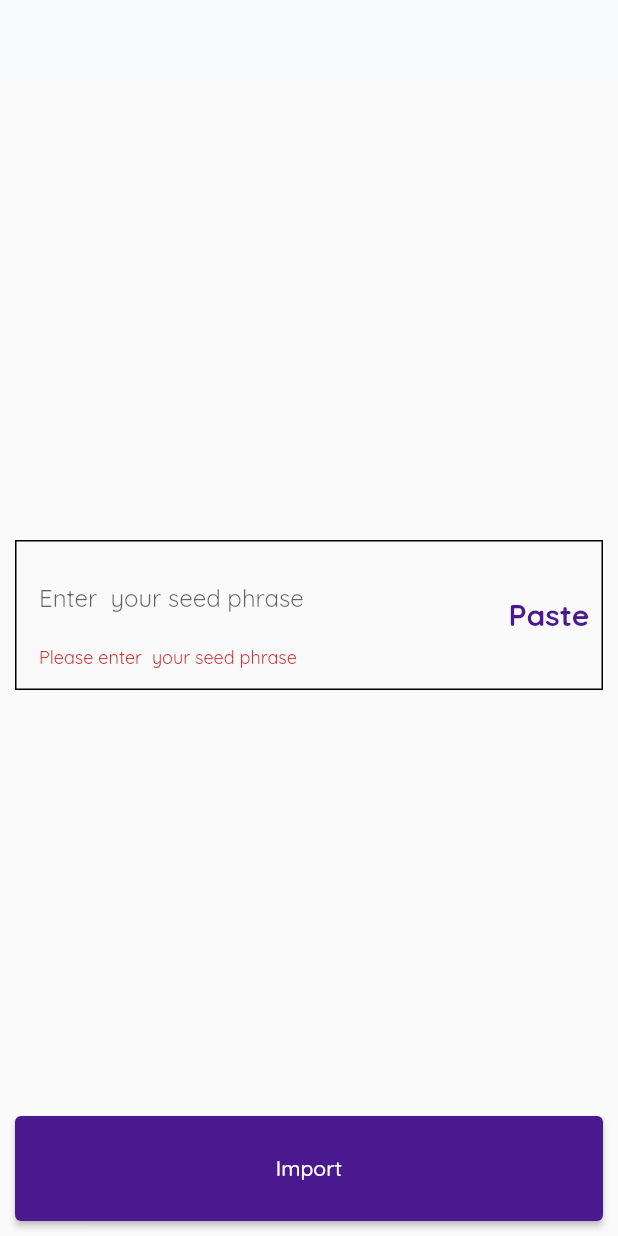
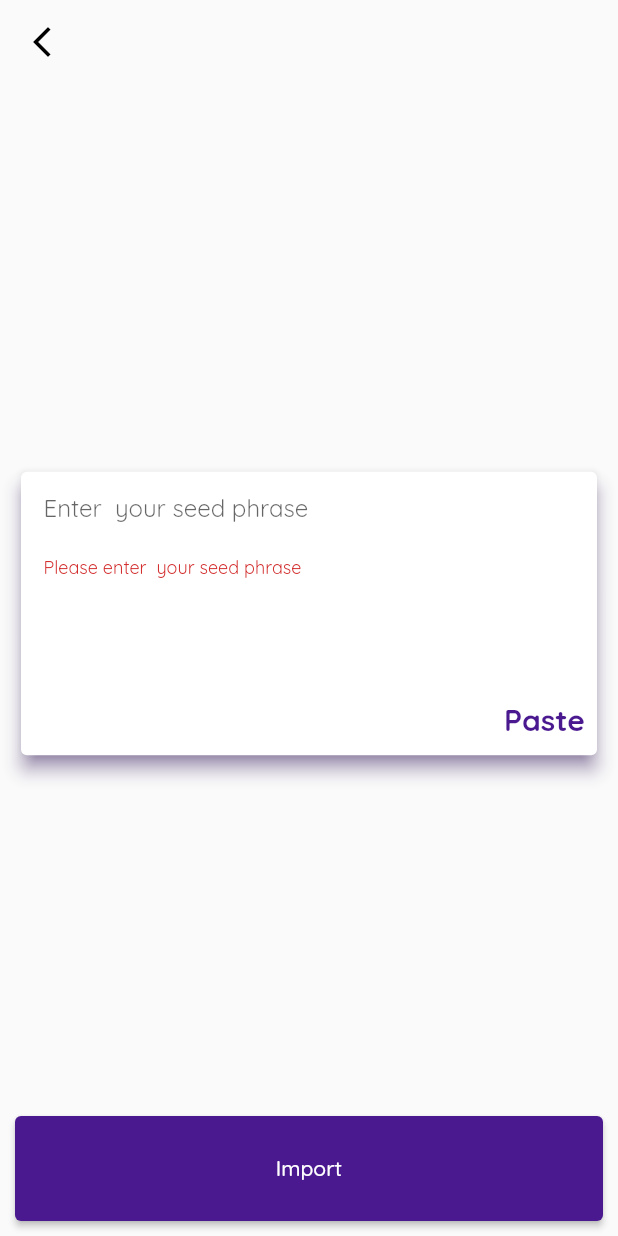
Before and after one commit to jhaym3s/wallet, a Flutter app: the ImportWalletWithX screen opened directly, after a tap on "Import", on a phone screen of 412 x 824 dp. Run offline on Flutter 3.47's test engine with Material 2 defaults, Android fonts, the light colour scheme and no system bars; our stand-ins replace bloc, convert, equatable, flutter_bloc, flutter_spinkit, gap and 5 more; missing offline and left inert: bip39, ed25519_hd_key, qr_code_scanner, web3dart; accounts and stored records are empty.

Commit message:
done with the import screens

```diff
--- a/lib/presentation/screens/authentication_screens/import_wallet.dart
+++ b/lib/presentation/screens/authentication_screens/import_wallet.dart
@@ -1,5 +1,6 @@
 import 'package:flutter/material.dart';
 import 'package:gap/gap.dart';
+import 'package:hodl/presentation/screens/authentication_screens/authentication_screens.dart';
 
 import '../../../components/intro_elevated_button.dart';
 import '../../../configs/constants.dart';
@@ -43,9 +44,9 @@ class _ImportWalletState extends State<ImportWallet> {
           const Gap(30),
           CustomElevatedButton(
             onPressed: () {
-              // Navigator.of(context).pushNamed(ImportWallet.routeName);
+              Navigator.of(context).pushNamed(ImportWithMnemonics.routeName);
             },
-            label: 'Import Key-Phrase',
+            label: 'Import with seed Phrase',
           ),
           const Gap(10),
           SizedBox(
@@ -53,7 +54,7 @@ class _ImportWalletState extends State<ImportWallet> {
             height: 50,
             child: TextButton(
                 onPressed: () {
-                  // Navigator.of(context).pushNamed(ImportWallet.routeName);
+                  Navigator.of(context).pushNamed(ImportWithPrivateKey.routeName);
                 },
                 child: const Text("Import with private key"),
                 style: TextButton.styleFrom(primary: kTextColors)),
--- a/lib/presentation/screens/authentication_screens/import_wallet_with_private_key.dart
+++ b/lib/presentation/screens/authentication_screens/import_wallet_with_private_key.dart
@@ -8,7 +8,7 @@ class ImportWithPrivateKey extends StatelessWidget {
   @override
   Widget build(BuildContext context) {
     return const ImportWalletWithX(
-      hintText: "your private key",
+      hintText: " your private key",
       isPrivateKeyScreen: true,
       errorMessage: "Invalid Private Key",
     );
--- a/lib/presentation/screens/authentication_screens/splash_screen.dart
+++ b/lib/presentation/screens/authentication_screens/splash_screen.dart
@@ -3,6 +3,7 @@ import 'package:flutter/material.dart';
 import 'package:hodl/configs/configs.dart';
 
 import '../../../services/configuration_service.dart';
+import '../nav_bar_screens/wallet_screen.dart';
 import 'on_boarding_screen.dart';
 
 class SplashScreen extends StatefulWidget {
@@ -17,10 +18,9 @@ class _SplashScreenState extends State<SplashScreen> {
   @override
   void initState() {
     Future.delayed(const Duration(seconds: 5)).then((value) {
-      // widget.configurationService.didSetupWallet()
-      //     ? Navigator.pushReplacementNamed(context, WalletScreen.routeName)
-      //     : Navigator.pushReplacementNamed(context, OnBoardingScreen.routeName);
-       Navigator.pushReplacementNamed(context, OnBoardingScreen.routeName);
+      widget.configurationService.didSetupWallet()
+          ? Navigator.pushReplacementNamed(context, WalletScreen.routeName)
+          : Navigator.pushReplacementNamed(context, OnBoardingScreen.routeName);
 
     });
     super.initState();
--- a/lib/presentation/widgets/authentication_widgets/import_with_x.dart
+++ b/lib/presentation/widgets/authentication_widgets/import_with_x.dart
@@ -1,12 +1,20 @@
 import 'package:flutter/material.dart';
 import 'package:flutter/services.dart';
+import 'package:flutter_bloc/flutter_bloc.dart';
 import 'package:gap/gap.dart';
 
+import '../../../bloc/authentication_bloc.dart';
 import '../../../configs/configs.dart';
+import '../../screens/nav_bar_screens/persistent_bottom_nav_bar.dart';
 
 class ImportWalletWithX extends StatefulWidget {
   static const routeName = "/import_with_x";
-  const ImportWalletWithX({Key? key, required this.hintText,required this.isPrivateKeyScreen, this.errorMessage}) : super(key: key);
+  const ImportWalletWithX(
+      {Key? key,
+      required this.hintText,
+      required this.isPrivateKeyScreen,
+      this.errorMessage})
+      : super(key: key);
 
   final String hintText;
   final bool isPrivateKeyScreen;
@@ -25,7 +33,13 @@ class _ImportWalletWithXState extends State<ImportWalletWithX> {
   Widget build(BuildContext context) {
     return Scaffold(
       appBar: AppBar(
-        automaticallyImplyLeading: false,
+        elevation: 0,
+        backgroundColor: kTransparent,
+        leading: IconButton(
+            onPressed: () {
+              Navigator.of(context).pop();
+            },
+            icon: const Icon(Icons.arrow_back_ios_new)),
       ),
       body: SafeArea(
           child: Form(
@@ -36,21 +50,21 @@ class _ImportWalletWithXState extends State<ImportWalletWithX> {
             crossAxisAlignment: CrossAxisAlignment.center,
             mainAxisAlignment: MainAxisAlignment.spaceBetween,
             children: [
-              const Gap(10),
-              Container(
-                height: 100,
-                decoration: BoxDecoration(border: Border.all(width: 1)),
-                child: Row(
+              const Card(),
+              Card(
+                elevation: 5,
+                shadowColor: kPrimaryColor,
+                //shape: BoxDecoration(border: Border.all(width: 1)),
+                child: Column(
+                  crossAxisAlignment: CrossAxisAlignment.end,
                   children: [
-                    Flexible(
-                      child: TextFormField(
+                    TextFormField(
                       controller: textEditingController,
                       keyboardType: TextInputType.multiline,
-                        showCursor: false,
-                        //cursorHeight: 40,
-                        // The validator receives the text that the user has entered.
-                        // maxLength: 300000,
-                        decoration:  InputDecoration(
+                      showCursor: true,
+                      cursorColor: kPrimaryColor,
+                      cursorHeight: 20,
+                      decoration: InputDecoration(
                         border: InputBorder.none,
                         hintText: 'Enter ${widget.hintText}',
                       ),
@@ -58,27 +72,30 @@ class _ImportWalletWithXState extends State<ImportWalletWithX> {
                         if (value == null || value.isEmpty) {
                           return 'Please enter ${widget.hintText}';
                         }
-                          if(!value.startsWith("0x")|| value.length == 64){
-                              return widget.isPrivateKeyScreen?"${widget.errorMessage}": null;
+                        if (!value.startsWith("0x") || value.length == 64) {
+                          return widget.isPrivateKeyScreen
+                              ? "${widget.errorMessage}"
+                              : null;
+                        }
+                        if (value.split(" ").length != 12) {
+                          return widget.isPrivateKeyScreen
+                              ? null
+                              : "Seed phrase must be 12 words";
                         }
                         return null;
                       },
-
                     ),
-                    ),
+                    const Gap(70),
                     TextButton(
                       child: Text(
                         "Paste",
-                        style: Theme.of(context)
-                            .textTheme
-                            .bodyText1!
-                            .copyWith(
-                                fontWeight: FontWeight.bold,
-                                color: kPrimaryColor),
+                        style: Theme.of(context).textTheme.bodyText1!.copyWith(
+                            fontWeight: FontWeight.bold, color: kPrimaryColor),
                       ),
                       onPressed: () async {
-                        Clipboard.getData(Clipboard.kTextPlain).then((value){
-                            textEditingController.text = textEditingController.text + value!.text!;
+                        Clipboard.getData(Clipboard.kTextPlain).then((value) {
+                          textEditingController.text =
+                              textEditingController.text + value!.text!;
                         });
                       },
                     ),
@@ -91,12 +108,14 @@ class _ImportWalletWithXState extends State<ImportWalletWithX> {
                 child: ElevatedButton(
                   style: ElevatedButton.styleFrom(primary: kPrimaryColor),
                   onPressed: () {
-                    // Validate returns true if the form is valid, or false otherwise.
                     if (_formKey.currentState!.validate()) {
-                      // If the form is valid, display a snackbar. In the real world,
-                      // you'd often call a server or save the information in a database.
-                      ScaffoldMessenger.of(context).showSnackBar(
-                        const SnackBar(content: Text('Processing Data')),
+                      widget.isPrivateKeyScreen
+                          ? context.read<AuthBloc>().add(ImportWithKeyPhrase(
+                              keyPhrase: textEditingController.text))
+                          : context.read<AuthBloc>().add(ImportWithKeyPhrase(
+                              keyPhrase: textEditingController.text));
+                      Navigator.of(context).popAndPushNamed(
+                        CustomNavigationBar.routeName,
                       );
                     }
                   },
```
Lines whose indentation alone changed are shown as unchanged.
